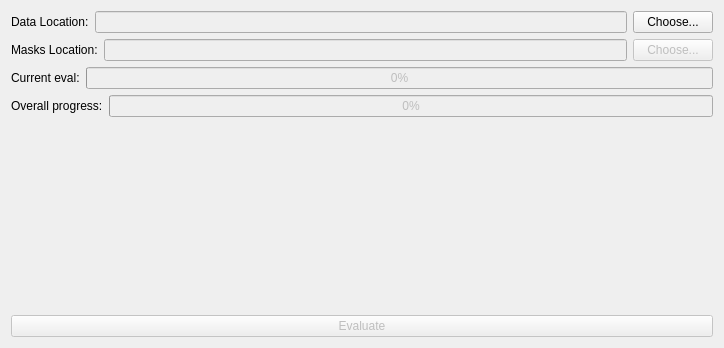
dafne-imaging/dafne, file ui/ValidateUI.ui: the form before one commit.
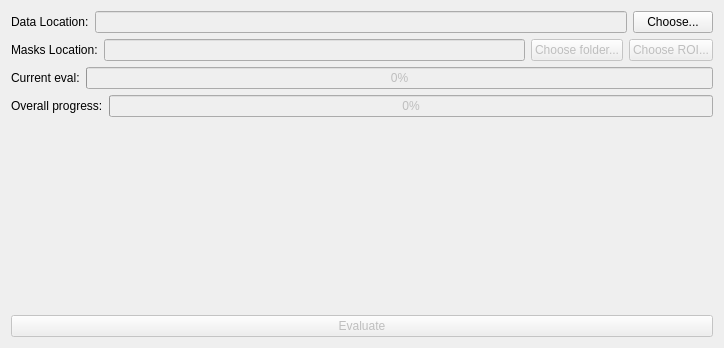
The form after the commit.

Patch:
```diff
--- a/ui/ValidateUI.ui
+++ b/ui/ValidateUI.ui
@@ -46,7 +46,7 @@
     </layout>
    </item>
    <item>
-    <layout class="QHBoxLayout" name="horizontalLayout_2" stretch="0,0,0">
+    <layout class="QHBoxLayout" name="horizontalLayout_2" stretch="0,0,0,0">
      <item>
       <widget class="QLabel" name="label_2">
        <property name="sizePolicy">
@@ -73,7 +73,17 @@
         <bool>false</bool>
        </property>
        <property name="text">
-        <string>Choose...</string>
+        <string>Choose folder...</string>
+       </property>
+      </widget>
+     </item>
+     <item>
+      <widget class="QPushButton" name="roi_choose_Button">
+       <property name="enabled">
+        <bool>false</bool>
+       </property>
+       <property name="text">
+        <string>Choose ROI...</string>
        </property>
       </widget>
      </item>
```
